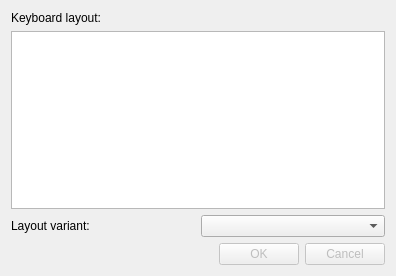
Before: the Qt Designer form src-qt4/pc-syskeyboard/dialogs/kblayoutselectdialog.ui in trueos/pcbsd, drawn with Qt 5.
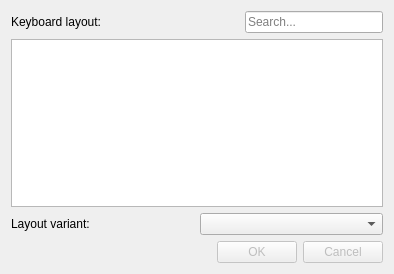
After: the same form once the commit is applied.

Commit message: Keyboard settings: finish kblayoutsetupwidget, add search field to layout adding dialog

Patch:
```diff
--- a/src-qt4/pc-syskeyboard/dialogs/kblayoutselectdialog.ui
+++ b/src-qt4/pc-syskeyboard/dialogs/kblayoutselectdialog.ui
@@ -6,8 +6,8 @@
    <rect>
     <x>0</x>
     <y>0</y>
-    <width>396</width>
-    <height>276</height>
+    <width>394</width>
+    <height>274</height>
    </rect>
   </property>
   <property name="windowTitle">
@@ -15,11 +15,35 @@
   </property>
   <layout class="QVBoxLayout" name="verticalLayout">
    <item>
+    <layout class="QHBoxLayout" name="horizontalLayout_2">
+     <item>
     <widget class="QLabel" name="label_2">
      <property name="text">
       <string>Keyboard layout:</string>
      </property>
     </widget>
+     </item>
+     <item>
+      <spacer name="horizontalSpacer">
+       <property name="orientation">
+        <enum>Qt::Horizontal</enum>
+       </property>
+       <property name="sizeHint" stdset="0">
+        <size>
+         <width>40</width>
+         <height>20</height>
+        </size>
+       </property>
+      </spacer>
+     </item>
+     <item>
+      <widget class="QLineEdit" name="searchLE">
+       <property name="placeholderText">
+        <string>Search...</string>
+       </property>
+      </widget>
+     </item>
+    </layout>
    </item>
    <item>
     <widget class="QTreeWidget" name="layoutsTW">
```
Lines whose indentation alone changed are shown as unchanged. The commit also changes 4 other files.
